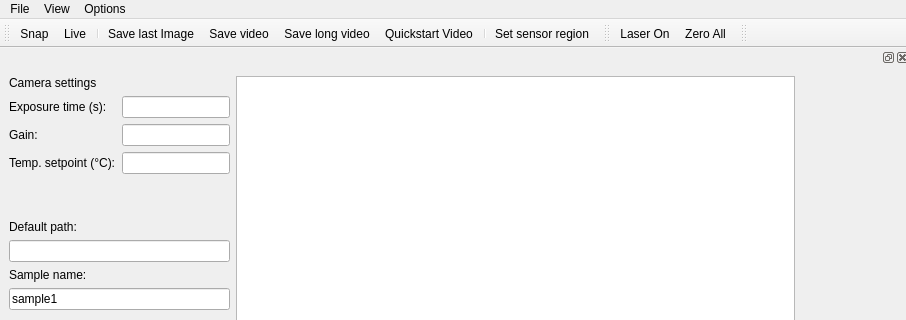
First picture: the form in gui/fluorescence_microscopy/ui_basic.ui, repository fbarho/qudi-cbs, before the edit; both pictures show x 0 to 906 and y 0 to 320 of the 1238 by 938 pixel window.
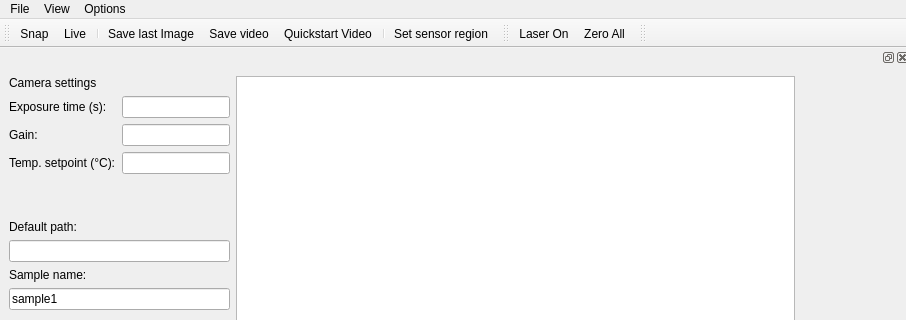
Second picture: the form after the edit. Custom widgets are drawn as their Qt base class.

Commit message: removed save long video action button and start the adaped method using camera name as indicator

The edit to the form file:
```diff
--- a/gui/fluorescence_microscopy/ui_basic.ui
+++ b/gui/fluorescence_microscopy/ui_basic.ui
@@ -71,7 +71,6 @@
    <addaction name="separator"/>
    <addaction name="save_last_image_Action"/>
    <addaction name="save_video_Action"/>
-   <addaction name="spooling_Action"/>
    <addaction name="video_quickstart_Action"/>
    <addaction name="separator"/>
    <addaction name="set_sensor_Action"/>
@@ -742,14 +741,6 @@
     <string>Save video</string>
    </property>
   </action>
-  <action name="spooling_Action">
-   <property name="checkable">
-    <bool>true</bool>
-   </property>
-   <property name="text">
-    <string>Save long video</string>
-   </property>
-  </action>
   <action name="camera_dockwidget_view_Action">
    <property name="checkable">
     <bool>true</bool>
```
The commit also changes 1 other file.
